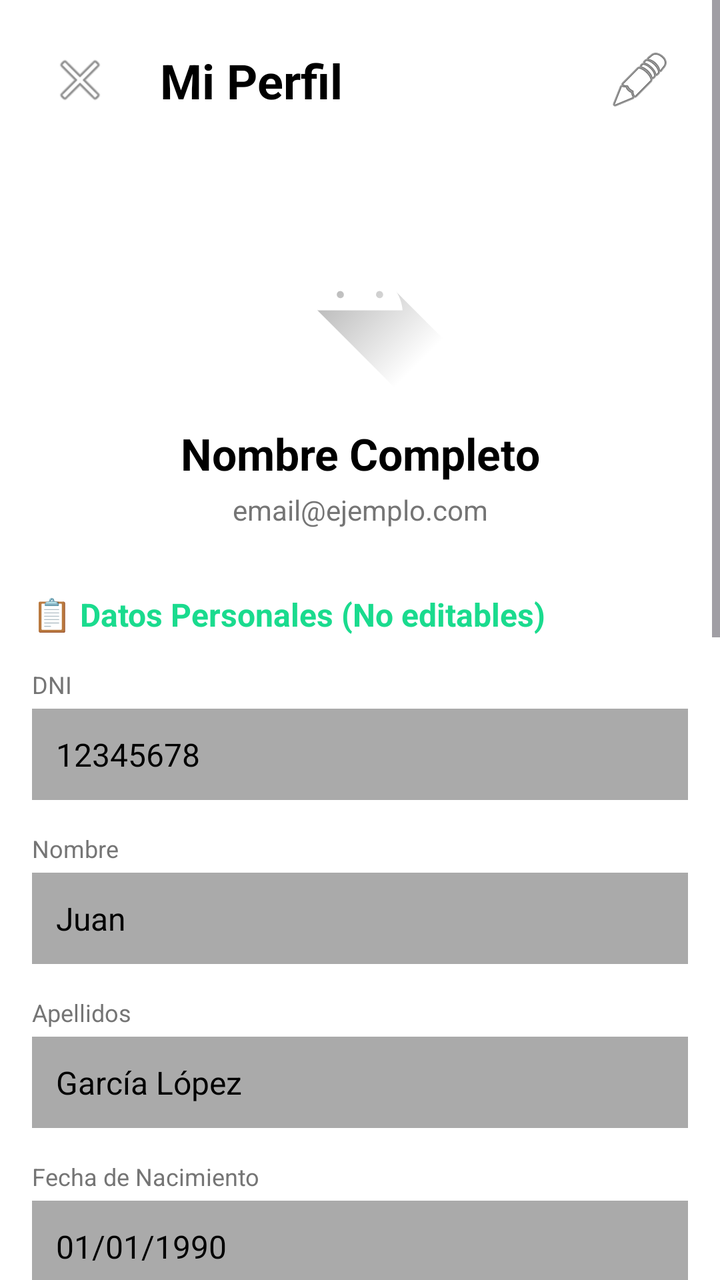
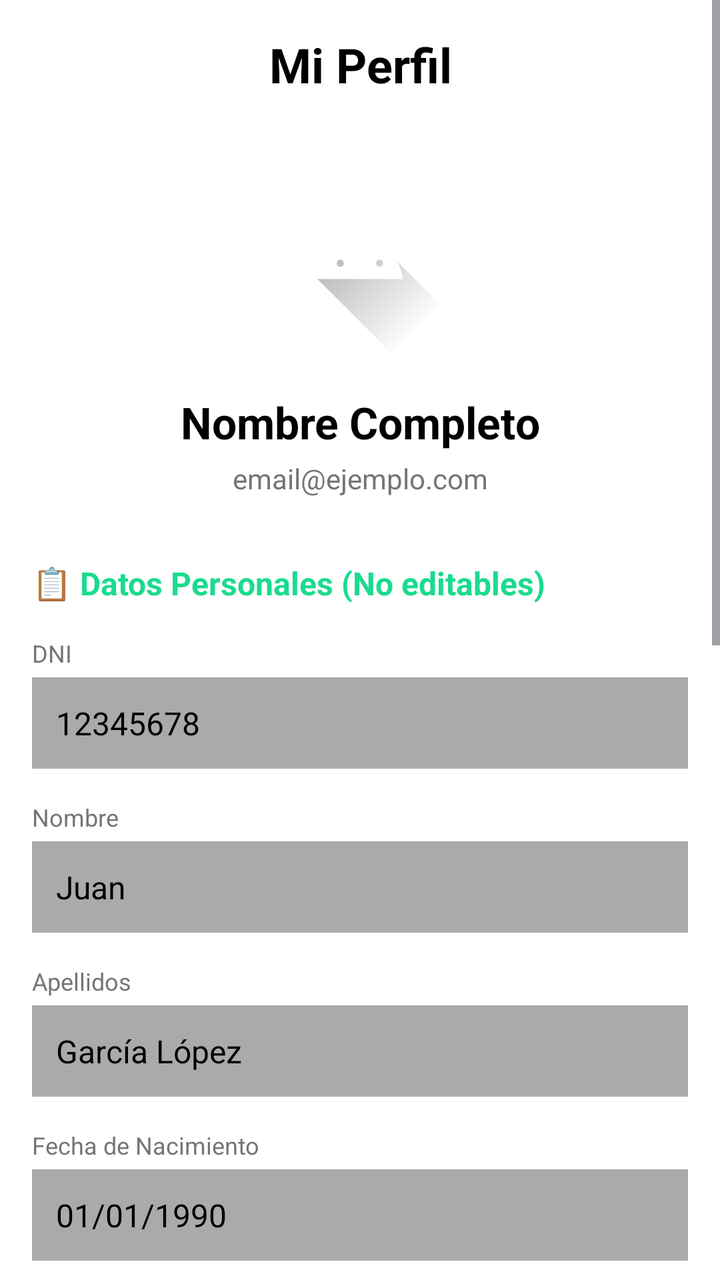

Compare the two renders of this Android layout. The source of the first and the diff that turns it into the second are given below.
<!-- AndroidManifest.xml: application theme Theme.Proyecto_Notaria -->
<!-- res/layout/activity_perfil.xml -->
<?xml version="1.0" encoding="utf-8"?>
<ScrollView xmlns:android="http://schemas.android.com/apk/res/android"
    xmlns:app="http://schemas.android.com/apk/res-auto"
    android:layout_width="match_parent"
    android:layout_height="match_parent"
    android:background="@color/white">

    <androidx.constraintlayout.widget.ConstraintLayout
        android:layout_width="match_parent"
        android:layout_height="wrap_content"
        android:padding="16dp">

        
        <ImageButton
            android:id="@+id/buttonVolver"
            android:layout_width="48dp"
            android:layout_height="48dp"
            android:background="?attr/selectableItemBackgroundBorderless"
            android:src="@android:drawable/ic_menu_close_clear_cancel"
            android:contentDescription="Volver"
            app:layout_constraintStart_toStartOf="parent"
            app:layout_constraintTop_toTopOf="parent" />

        <TextView
            android:id="@+id/textViewTitulo"
            android:layout_width="wrap_content"
            android:layout_height="wrap_content"
            android:text="Mi Perfil"
            android:textSize="24sp"
            android:textStyle="bold"
            android:textColor="@color/black"
            app:layout_constraintTop_toTopOf="@id/buttonVolver"
            app:layout_constraintBottom_toBottomOf="@id/buttonVolver"
            app:layout_constraintStart_toEndOf="@id/buttonVolver"
            android:layout_marginStart="16dp" />

        
        <ImageButton
            android:id="@+id/buttonEditar"
            android:layout_width="48dp"
            android:layout_height="48dp"
            android:background="?attr/selectableItemBackgroundBorderless"
            android:src="@android:drawable/ic_menu_edit"
            android:contentDescription="Editar perfil"
            app:layout_constraintEnd_toEndOf="parent"
            app:layout_constraintTop_toTopOf="parent" />

        
        <ImageView
            android:id="@+id/imageViewPerfil"
            android:layout_width="100dp"
            android:layout_height="100dp"
            android:layout_marginTop="32dp"
            android:src="@drawable/ic_launcher_foreground"
            android:background="@android:drawable/sym_def_app_icon"
            android:contentDescription="Foto de perfil"
            app:layout_constraintTop_toBottomOf="@id/buttonVolver"
            app:layout_constraintStart_toStartOf="parent"
            app:layout_constraintEnd_toEndOf="parent" />

        
        <TextView
            android:id="@+id/textViewNombreCompleto"
            android:layout_width="wrap_content"
            android:layout_height="wrap_content"
            android:layout_marginTop="16dp"
            android:text="Nombre Completo"
            android:textSize="22sp"
            android:textStyle="bold"
            android:textColor="@color/black"
            app:layout_constraintTop_toBottomOf="@id/imageViewPerfil"
            app:layout_constraintStart_toStartOf="parent"
            app:layout_constraintEnd_toEndOf="parent" />

        
        <TextView
            android:id="@+id/textViewEmail"
            android:layout_width="wrap_content"
            android:layout_height="wrap_content"
            android:layout_marginTop="4dp"
            android:text="email@ejemplo.com"
            android:textSize="14sp"
            android:textColor="@color/colorTextSecondary"
            app:layout_constraintTop_toBottomOf="@id/textViewNombreCompleto"
            app:layout_constraintStart_toStartOf="parent"
            app:layout_constraintEnd_toEndOf="parent" />

        
        <TextView
            android:id="@+id/labelDatosPersonales"
            android:layout_width="match_parent"
            android:layout_height="wrap_content"
            android:layout_marginTop="32dp"
            android:text="📋 Datos Personales (No editables)"
            android:textSize="16sp"
            android:textStyle="bold"
            android:textColor="@color/colorPrimary"
            app:layout_constraintTop_toBottomOf="@id/textViewEmail"
            app:layout_constraintStart_toStartOf="parent" />

        
        <TextView
            android:id="@+id/labelDni"
            android:layout_width="match_parent"
            android:layout_height="wrap_content"
            android:layout_marginTop="16dp"
            android:text="DNI"
            android:textSize="12sp"
            android:textColor="@color/colorTextSecondary"
            app:layout_constraintTop_toBottomOf="@id/labelDatosPersonales"
            app:layout_constraintStart_toStartOf="parent" />

        <TextView
            android:id="@+id/textViewDni"
            android:layout_width="match_parent"
            android:layout_height="wrap_content"
            android:layout_marginTop="4dp"
            android:text="12345678"
            android:textSize="16sp"
            android:textColor="@color/black"
            android:padding="12dp"
            android:background="@android:color/darker_gray"
            app:layout_constraintTop_toBottomOf="@id/labelDni"
            app:layout_constraintStart_toStartOf="parent" />

        
        <TextView
            android:id="@+id/labelNombre"
            android:layout_width="match_parent"
            android:layout_height="wrap_content"
            android:layout_marginTop="16dp"
            android:text="Nombre"
            android:textSize="12sp"
            android:textColor="@color/colorTextSecondary"
            app:layout_constraintTop_toBottomOf="@id/textViewDni"
            app:layout_constraintStart_toStartOf="parent" />

        <TextView
            android:id="@+id/textViewNombre"
            android:layout_width="match_parent"
            android:layout_height="wrap_content"
            android:layout_marginTop="4dp"
            android:text="Juan"
            android:textSize="16sp"
            android:textColor="@color/black"
            android:padding="12dp"
            android:background="@android:color/darker_gray"
            app:layout_constraintTop_toBottomOf="@id/labelNombre"
            app:layout_constraintStart_toStartOf="parent" />

        
        <TextView
            android:id="@+id/labelApellidos"
            android:layout_width="match_parent"
            android:layout_height="wrap_content"
            android:layout_marginTop="16dp"
            android:text="Apellidos"
            android:textSize="12sp"
            android:textColor="@color/colorTextSecondary"
            app:layout_constraintTop_toBottomOf="@id/textViewNombre"
            app:layout_constraintStart_toStartOf="parent" />

        <TextView
            android:id="@+id/textViewApellidos"
            android:layout_width="match_parent"
            android:layout_height="wrap_content"
            android:layout_marginTop="4dp"
            android:text="García López"
            android:textSize="16sp"
            android:textColor="@color/black"
            android:padding="12dp"
            android:background="@android:color/darker_gray"
            app:layout_constraintTop_toBottomOf="@id/labelApellidos"
            app:layout_constraintStart_toStartOf="parent" />

        
        <TextView
            android:id="@+id/labelFechaNacimiento"
            android:layout_width="match_parent"
            android:layout_height="wrap_content"
            android:layout_marginTop="16dp"
            android:text="Fecha de Nacimiento"
            android:textSize="12sp"
            android:textColor="@color/colorTextSecondary"
            app:layout_constraintTop_toBottomOf="@id/textViewApellidos"
            app:layout_constraintStart_toStartOf="parent" />

        <TextView
            android:id="@+id/textViewFechaNacimiento"
            android:layout_width="match_parent"
            android:layout_height="wrap_content"
            android:layout_marginTop="4dp"
            android:text="01/01/1990"
            android:textSize="16sp"
            android:textColor="@color/black"
            android:padding="12dp"
            android:background="@android:color/darker_gray"
            app:layout_constraintTop_toBottomOf="@id/labelFechaNacimiento"
            app:layout_constraintStart_toStartOf="parent" />

        
        <TextView
            android:id="@+id/labelEmailDetalle"
            android:layout_width="match_parent"
            android:layout_height="wrap_content"
            android:layout_marginTop="16dp"
            android:text="Correo Electrónico"
            android:textSize="12sp"
            android:textColor="@color/colorTextSecondary"
            app:layout_constraintTop_toBottomOf="@id/textViewFechaNacimiento"
            app:layout_constraintStart_toStartOf="parent" />

        <TextView
            android:id="@+id/textViewEmailDetalle"
            android:layout_width="match_parent"
            android:layout_height="wrap_content"
            android:layout_marginTop="4dp"
            android:text="email@ejemplo.com"
            android:textSize="16sp"
            android:textColor="@color/black"
            android:padding="12dp"
            android:background="@android:color/darker_gray"
            app:layout_constraintTop_toBottomOf="@id/labelEmailDetalle"
            app:layout_constraintStart_toStartOf="parent" />

        
        <TextView
            android:id="@+id/labelDatosEditables"
            android:layout_width="match_parent"
            android:layout_height="wrap_content"
            android:layout_marginTop="32dp"
            android:text="✏️ Datos Editables"
            android:textSize="16sp"
            android:textStyle="bold"
            android:textColor="@color/colorPrimary"
            app:layout_constraintTop_toBottomOf="@id/textViewEmailDetalle"
            app:layout_constraintStart_toStartOf="parent" />

        
        <com.google.android.material.textfield.TextInputLayout
            android:id="@+id/textInputLayoutDireccion"
            android:layout_width="match_parent"
            android:layout_height="wrap_content"
            android:layout_marginTop="16dp"
            android:hint="Dirección"
            app:layout_constraintTop_toBottomOf="@id/labelDatosEditables"
            app:layout_constraintStart_toStartOf="parent">

            <com.google.android.material.textfield.TextInputEditText
                android:id="@+id/editTextDireccion"
                android:layout_width="match_parent"
                android:layout_height="wrap_content"
                android:inputType="textPostalAddress"
                android:enabled="false" />
        </com.google.android.material.textfield.TextInputLayout>

        
        <com.google.android.material.textfield.TextInputLayout
            android:id="@+id/textInputLayoutTelefono"
            android:layout_width="match_parent"
            android:layout_height="wrap_content"
            android:layout_marginTop="16dp"
            android:hint="Teléfono"
            app:layout_constraintTop_toBottomOf="@id/textInputLayoutDireccion"
            app:layout_constraintStart_toStartOf="parent">

            <com.google.android.material.textfield.TextInputEditText
                android:id="@+id/editTextTelefono"
                android:layout_width="match_parent"
                android:layout_height="wrap_content"
                android:inputType="phone"
                android:enabled="false" />
        </com.google.android.material.textfield.TextInputLayout>

        
        <Button
            android:id="@+id/buttonGuardarCambios"
            android:layout_width="match_parent"
            android:layout_height="56dp"
            android:layout_marginTop="24dp"
            android:text="Guardar Cambios"
            android:textColor="@color/white"
            android:backgroundTint="@color/colorPrimary"
            android:visibility="gone"
            app:layout_constraintTop_toBottomOf="@id/textInputLayoutTelefono"
            app:layout_constraintStart_toStartOf="parent" />

        
        <TextView
            android:id="@+id/labelOpciones"
            android:layout_width="match_parent"
            android:layout_height="wrap_content"
            android:layout_marginTop="32dp"
            android:text="⚙️ Configuración"
            android:textSize="16sp"
            android:textStyle="bold"
            android:textColor="@color/colorPrimary"
            app:layout_constraintTop_toBottomOf="@id/buttonGuardarCambios"
            app:layout_constraintStart_toStartOf="parent" />

        
        <LinearLayout
            android:id="@+id/layoutNotificaciones"
            android:layout_width="match_parent"
            android:layout_height="wrap_content"
            android:layout_marginTop="16dp"
            android:orientation="horizontal"
            android:padding="12dp"
            android:background="?attr/selectableItemBackground"
            app:layout_constraintTop_toBottomOf="@id/labelOpciones"
            app:layout_constraintStart_toStartOf="parent">

            <TextView
                android:layout_width="0dp"
                android:layout_height="wrap_content"
                android:layout_weight="1"
                android:text="Preferencias de notificaciones"
                android:textSize="16sp"
                android:textColor="@color/black" />

            <ImageView
                android:layout_width="24dp"
                android:layout_height="24dp"
                android:src="@android:drawable/ic_menu_more"
                android:contentDescription="Ver más" />
        </LinearLayout>

        
        <LinearLayout
            android:id="@+id/layoutTerminos"
            android:layout_width="match_parent"
            android:layout_height="wrap_content"
            android:orientation="horizontal"
            android:padding="12dp"
            android:background="?attr/selectableItemBackground"
            app:layout_constraintTop_toBottomOf="@id/layoutNotificaciones"
            app:layout_constraintStart_toStartOf="parent">

            <TextView
                android:layout_width="0dp"
                android:layout_height="wrap_content"
                android:layout_weight="1"
                android:text="Términos y condiciones"
                android:textSize="16sp"
                android:textColor="@color/black" />

            <ImageView
                android:layout_width="24dp"
                android:layout_height="24dp"
                android:src="@android:drawable/ic_menu_more"
                android:contentDescription="Ver más" />
        </LinearLayout>

        
        <LinearLayout
            android:id="@+id/layoutPrivacidad"
            android:layout_width="match_parent"
            android:layout_height="wrap_content"
            android:orientation="horizontal"
            android:padding="12dp"
            android:background="?attr/selectableItemBackground"
            app:layout_constraintTop_toBottomOf="@id/layoutTerminos"
            app:layout_constraintStart_toStartOf="parent">

            <TextView
                android:layout_width="0dp"
                android:layout_height="wrap_content"
                android:layout_weight="1"
                android:text="Política de privacidad"
                android:textSize="16sp"
                android:textColor="@color/black" />

            <ImageView
                android:layout_width="24dp"
                android:layout_height="24dp"
                android:src="@android:drawable/ic_menu_more"
                android:contentDescription="Ver más" />
        </LinearLayout>

        
        <Button
            android:id="@+id/buttonCerrarSesion"
            android:layout_width="match_parent"
            android:layout_height="56dp"
            android:layout_marginTop="32dp"
            android:layout_marginBottom="32dp"
            android:text="Cerrar sesión"
            android:textColor="@color/white"
            android:backgroundTint="@color/colorPrimary"
            app:layout_constraintTop_toBottomOf="@id/layoutPrivacidad"
            app:layout_constraintStart_toStartOf="parent"
            app:layout_constraintBottom_toBottomOf="parent" />

    </androidx.constraintlayout.widget.ConstraintLayout>
</ScrollView>
<!-- resources referenced by this layout -->
<resources>
  <color name="black">#FF000000</color>
  <color name="colorPrimary">#1adb8e</color>
  <color name="colorTextSecondary">#757575</color>
  <color name="white">#FFFFFFFF</color>
  <!-- drawable ic_launcher_foreground (drawable) -->
  <vector xmlns:android="http://schemas.android.com/apk/res/android"
      xmlns:aapt="http://schemas.android.com/aapt"
      android:width="108dp"
      android:height="108dp"
      android:viewportWidth="108"
      android:viewportHeight="108">
      <path android:pathData="M31,63.928c0,0 6.4,-11 12.1,-13.1c7.2,-2.6 26,-1.4 26,-1.4l38.1,38.1L107,108.928l-32,-1L31,63.928z">
          <aapt:attr name="android:fillColor">
              <gradient
                  android:endX="85.84757"
                  android:endY="92.4963"
                  android:startX="42.9492"
                  android:startY="49.59793"
                  android:type="linear">
                  <item
                      android:color="#44000000"
                      android:offset="0.0" />
                  <item
                      android:color="#00000000"
                      android:offset="1.0" />
              </gradient>
          </aapt:attr>
      </path>
      <path
          android:fillColor="#FFFFFF"
          android:fillType="nonZero"
          android:pathData="M65.3,45.828l3.8,-6.6c0.2,-0.4 0.1,-0.9 -0.3,-1.1c-0.4,-0.2 -0.9,-0.1 -1.1,0.3l-3.9,6.7c-6.3,-2.8 -13.4,-2.8 -19.7,0l-3.9,-6.7c-0.2,-0.4 -0.7,-0.5 -1.1,-0.3C38.8,38.328 38.7,38.828 38.9,39.228l3.8,6.6C36.2,49.428 31.7,56.028 31,63.928h46C76.3,56.028 71.8,49.428 65.3,45.828zM43.4,57.328c-0.8,0 -1.5,-0.5 -1.8,-1.2c-0.3,-0.7 -0.1,-1.5 0.4,-2.1c0.5,-0.5 1.4,-0.7 2.1,-0.4c0.7,0.3 1.2,1 1.2,1.8C45.3,56.528 44.5,57.328 43.4,57.328L43.4,57.328zM64.6,57.328c-0.8,0 -1.5,-0.5 -1.8,-1.2s-0.1,-1.5 0.4,-2.1c0.5,-0.5 1.4,-0.7 2.1,-0.4c0.7,0.3 1.2,1 1.2,1.8C66.5,56.528 65.6,57.328 64.6,57.328L64.6,57.328z"
          android:strokeWidth="1"
          android:strokeColor="#00000000" />
  </vector>
  <style name="Theme.Proyecto_Notaria" parent="Base.Theme.Proyecto_Notaria" />
  <style name="Base.Theme.Proyecto_Notaria" parent="Theme.Material3.DayNight.NoActionBar">
          
          
      </style>
</resources>

<!-- the commit's change to res/layout/activity_perfil.xml (unified diff, before → after) -->
@@ -11,39 +11,18 @@
         android:padding="16dp">
 
         
-        <ImageButton
-            android:id="@+id/buttonVolver"
-            android:layout_width="48dp"
-            android:layout_height="48dp"
-            android:background="?attr/selectableItemBackgroundBorderless"
-            android:src="@android:drawable/ic_menu_close_clear_cancel"
-            android:contentDescription="Volver"
-            app:layout_constraintStart_toStartOf="parent"
-            app:layout_constraintTop_toTopOf="parent" />
-
         <TextView
             android:id="@+id/textViewTitulo"
-            android:layout_width="wrap_content"
+            android:layout_width="match_parent"
             android:layout_height="wrap_content"
             android:text="Mi Perfil"
             android:textSize="24sp"
             android:textStyle="bold"
             android:textColor="@color/black"
-            app:layout_constraintTop_toTopOf="@id/buttonVolver"
-            app:layout_constraintBottom_toBottomOf="@id/buttonVolver"
-            app:layout_constraintStart_toEndOf="@id/buttonVolver"
-            android:layout_marginStart="16dp" />
-
-        
-        <ImageButton
-            android:id="@+id/buttonEditar"
-            android:layout_width="48dp"
-            android:layout_height="48dp"
-            android:background="?attr/selectableItemBackgroundBorderless"
-            android:src="@android:drawable/ic_menu_edit"
-            android:contentDescription="Editar perfil"
-            app:layout_constraintEnd_toEndOf="parent"
-            app:layout_constraintTop_toTopOf="parent" />
+            android:gravity="center"
+            app:layout_constraintTop_toTopOf="parent"
+            app:layout_constraintStart_toStartOf="parent"
+            app:layout_constraintEnd_toEndOf="parent" />
 
         
         <ImageView
@@ -54,7 +33,7 @@
             android:src="@drawable/ic_launcher_foreground"
             android:background="@android:drawable/sym_def_app_icon"
             android:contentDescription="Foto de perfil"
-            app:layout_constraintTop_toBottomOf="@id/buttonVolver"
+            app:layout_constraintTop_toBottomOf="@id/textViewTitulo"
             app:layout_constraintStart_toStartOf="parent"
             app:layout_constraintEnd_toEndOf="parent" />
 
